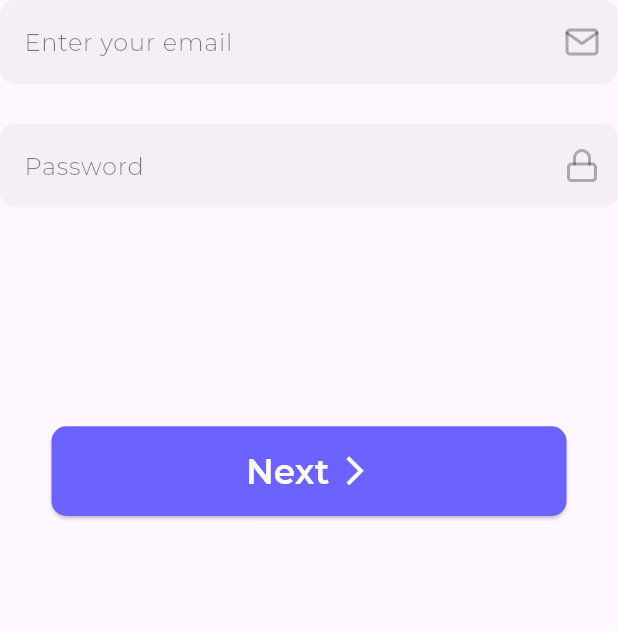
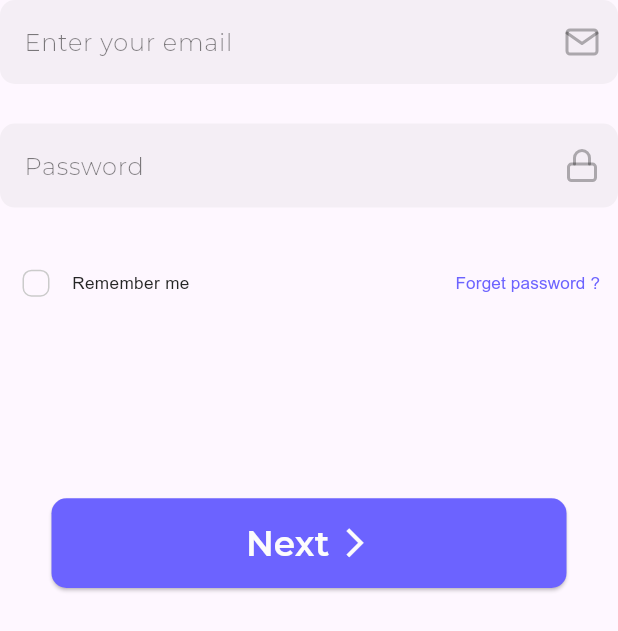
Before and after one commit to ebrahim969/task1Cat, a Flutter app: the SignInViewForm widget shown alone on an empty page, opened directly, on a phone screen of 412 x 824 dp. Shown: the top 631 px of the screen. Run offline on Flutter 3.47's test engine with Material 3 defaults, Android fonts, the phone set to English and light mode, and no system bars; our stand-ins replace dartz, dio, flutter_bloc, flutter_screenutil, flutter_svg, fluttertoast and 3 more; accounts and stored records are empty; project files that could hold a hidden picture were left out.

Commit message:
i don't know what is the problem , maybe its me

```diff
--- a/lib/core/routes/app_router.dart
+++ b/lib/core/routes/app_router.dart
@@ -11,7 +11,7 @@ final GoRouter routes = GoRouter(
     ),
 
     GoRoute(
-    path: "/SignInView",
+    path: "/Signin",
     builder: (context, state) => const SignInView(),
     ),
 
--- a/lib/core/utils/app_styles.dart
+++ b/lib/core/utils/app_styles.dart
@@ -25,8 +25,8 @@ abstract class AppStyles
     fontFamily: "Montserrat"
   ),
 
-  arial400Size8 = TextStyle(
-    fontSize: 8.sp,
+  arial400Size10 = TextStyle(
+    fontSize: 10.sp,
     fontWeight: FontWeight.w400,
     color: AppColors.kBlackColor,
     fontFamily: "arial"
--- a/lib/features/auth/data/repos/auth_repo.dart
+++ b/lib/features/auth/data/repos/auth_repo.dart
@@ -1,11 +1,12 @@
 import 'package:dartz/dartz.dart';
 import 'package:task_1_cat/core/errors/api_failure.dart';
+import 'package:task_1_cat/features/auth/data/model/response_model.dart';
 
 abstract class AuthRepo {
-  Future<Either<Failure, Map<String, dynamic>>> signUpUser(
+  Future<Either<Failure, ResponseModel>> signUpUser(
       {required String name,
       required String phone,
       required String email,
       required String password});
-  Future<Either<Failure, Map<String, dynamic>>> signInUser({required String email, required String password});
+  Future<Either<Failure, ResponseModel>> signInUser({required String email, required String password});
 }
--- a/lib/features/auth/presentstion/views/sections/sign_in_view_form.dart
+++ b/lib/features/auth/presentstion/views/sections/sign_in_view_form.dart
@@ -4,9 +4,12 @@ import 'package:flutter_screenutil/flutter_screenutil.dart';
 import 'package:task_1_cat/core/functions/navigation.dart';
 import 'package:task_1_cat/core/functions/show_toast.dart';
 import 'package:task_1_cat/core/utils/app_assets.dart';
+import 'package:task_1_cat/core/utils/app_colors.dart';
 import 'package:task_1_cat/core/utils/app_strings.dart';
+import 'package:task_1_cat/core/utils/app_styles.dart';
 import 'package:task_1_cat/features/auth/presentstion/cubit/auth_cubit/auth_cubit.dart';
 import 'package:task_1_cat/features/auth/presentstion/views/components/custom_btn.dart';
+import 'package:task_1_cat/features/auth/presentstion/views/components/custom_check_box.dart';
 import 'package:task_1_cat/features/auth/presentstion/views/components/custom_text_feild.dart';
 
 class SignInViewForm extends StatelessWidget {
@@ -14,15 +17,12 @@ class SignInViewForm extends StatelessWidget {
 
   @override
   Widget build(BuildContext context) {
-
     return BlocConsumer<AuthCubit, AuthState>(
       listener: (context, state) {
-        if(state is SignInSuccess)
-        {
+        if (state is SignInSuccess) {
           showToast(state.successMessage);
           customReplacementNavigate(context, "/HomeView");
-        }else if(state is SignInFailure)
-        {
+        } else if (state is SignInFailure) {
           showToast(state.errorMessage);
         }
       },
@@ -46,23 +46,43 @@ class SignInViewForm extends StatelessWidget {
                   cubit.password = password;
                 },
               ),
-              const Row(
-                children: [],
+              Row(
+                mainAxisAlignment: MainAxisAlignment.spaceBetween,
+                children: [
+                  Row(
+                    children: [
+                      const CustomCheckBox(),
+                      Text(
+                        AppStrings.rememberMe,
+                        style: AppStyles.arial400Size10,
+                      )
+                    ],
+                  ),
+                  TextButton(
+                    onPressed: () {},
+                    child: Text(
+                      AppStrings.forgetPassword,
+                      style: AppStyles.arial400Size10
+                          .copyWith(color: AppColors.kPrimaryColor),
+                    ),
+                  ),
+                ],
               ),
               SizedBox(
                 height: 100.h,
               ),
-              state is SignInLoading?
-              const Center(child: CircularProgressIndicator(),)
-              :CustomBtn(
-                text: AppStrings.next,
-                onPressed: () async{
-                  if(cubit.signinFormKey.currentState!.validate())
-                  {
-                    await cubit.signInUser();
-                  }
-                },
-              ),
+              state is SignInLoading
+                  ? const Center(
+                      child: CircularProgressIndicator(),
+                    )
+                  : CustomBtn(
+                      text: AppStrings.next,
+                      onPressed: () async {
+                        if (cubit.signinFormKey.currentState!.validate()) {
+                          await cubit.signInUser();
+                        }
+                      },
+                    ),
               SizedBox(
                 height: 25.h,
               ),
```
Also changed, not shown: lib/core/service/api_service.dart (+5 -3 lines), lib/features/auth/data/repos/auth_repo_implement.dart (+10 -6 lines), lib/features/auth/presentstion/cubit/auth_cubit/auth_cubit.dart (+4 -4 lines), lib/features/auth/presentstion/views/components/cutsom_terms_and_condition.dart (+16 -10 lines).
